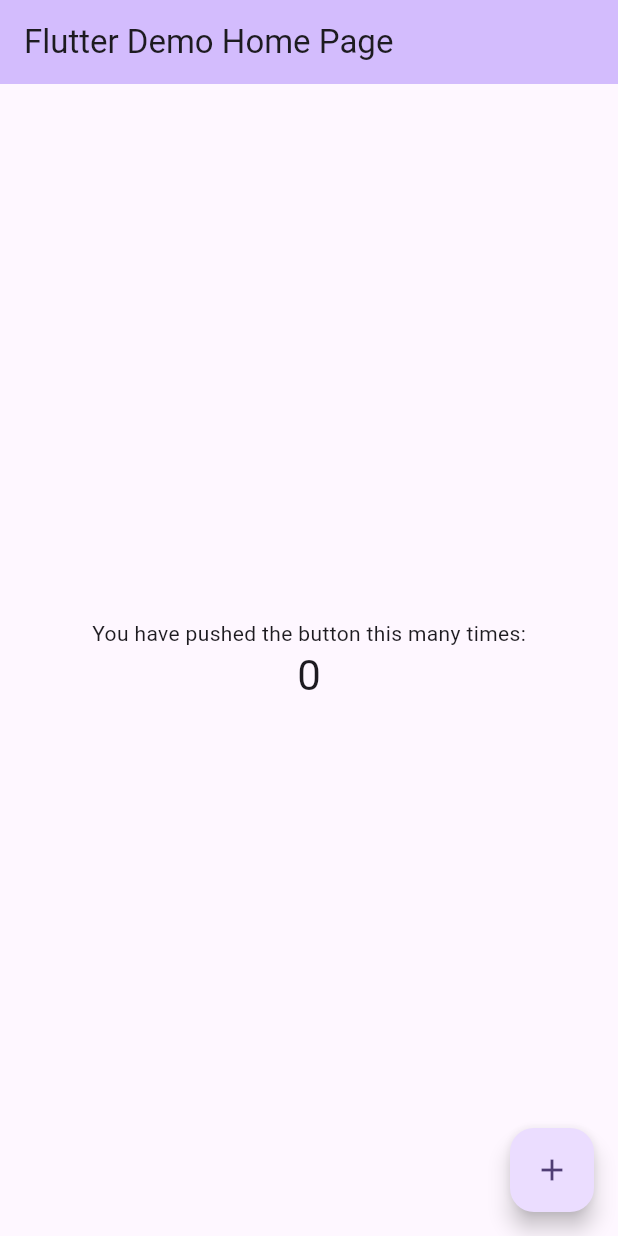
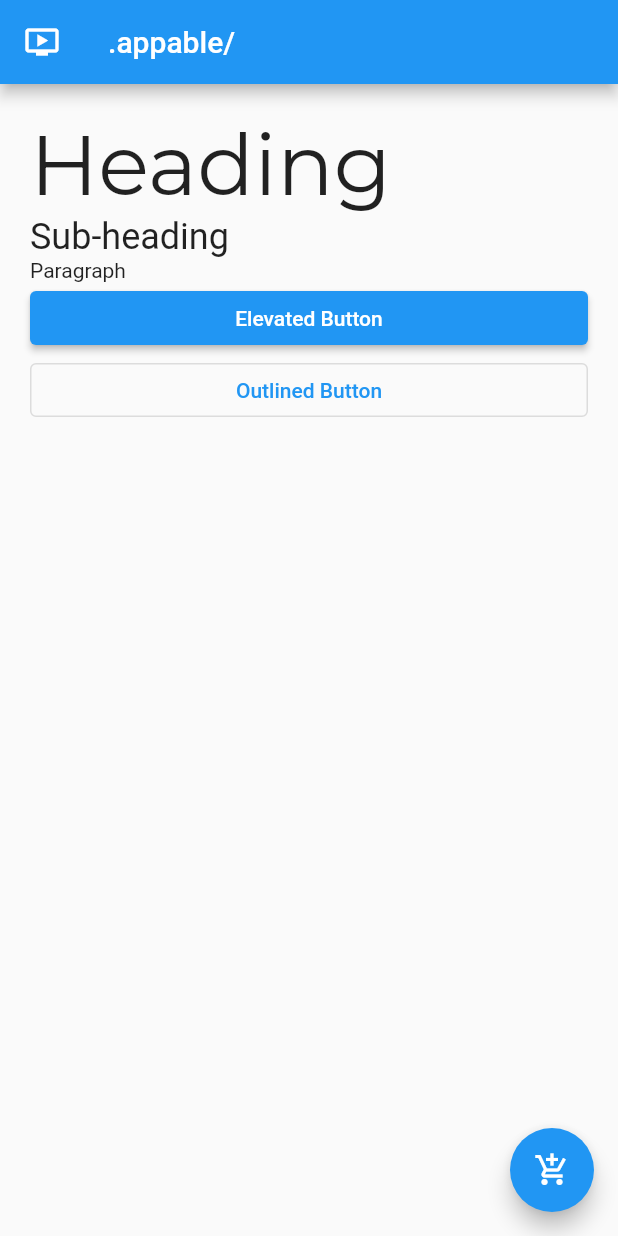
Before and after one commit to sumitmishra0/flutter_firebase_auth, a Flutter app: the screen it shows after launch, on a phone screen of 412 x 824 dp. Run offline on Flutter 3.47's test engine with Material 2 defaults, Android fonts, the phone set to English and light mode, and no system bars; our stand-ins replace google_fonts.

Commit message:
added google_fonts and themes

```diff
--- a/lib/main.dart
+++ b/lib/main.dart
@@ -1,125 +1,46 @@
+import 'package:firbase_auth/src/utils/theme/theme.dart';
 import 'package:flutter/material.dart';
 
 void main() {
-  runApp(const MyApp());
+  runApp(const App());
 }
 
-class MyApp extends StatelessWidget {
-  const MyApp({super.key});
-
-  // This widget is the root of your application.
+class App extends StatelessWidget {
+  const App({super.key});
   @override
   Widget build(BuildContext context) {
     return MaterialApp(
-      title: 'Flutter Demo',
-      theme: ThemeData(
-        // This is the theme of your application.
-        //
-        // TRY THIS: Try running your application with "flutter run". You'll see
-        // the application has a blue toolbar. Then, without quitting the app,
-        // try changing the seedColor in the colorScheme below to Colors.green
-        // and then invoke "hot reload" (save your changes or press the "hot
-        // reload" button in a Flutter-supported IDE, or press "r" if you used
-        // the command line to start the app).
-        //
-        // Notice that the counter didn't reset back to zero; the application
-        // state is not lost during the reload. To reset the state, use hot
-        // restart instead.
-        //
-        // This works for code too, not just values: Most code changes can be
-        // tested with just a hot reload.
-        colorScheme: ColorScheme.fromSeed(seedColor: Colors.deepPurple),
-        useMaterial3: true,
-      ),
-      home: const MyHomePage(title: 'Flutter Demo Home Page'),
+      theme: AppTheme.lightTheme,
+      darkTheme: AppTheme.darkTheme,
+      themeMode: ThemeMode.system,
+      home:  const AppHome(),
     );
   }
 }
 
-class MyHomePage extends StatefulWidget {
-  const MyHomePage({super.key, required this.title});
 
-  // This widget is the home page of your application. It is stateful, meaning
-  // that it has a State object (defined below) that contains fields that affect
-  // how it looks.
-
-  // This class is the configuration for the state. It holds the values (in this
-  // case the title) provided by the parent (in this case the App widget) and
-  // used by the build method of the State. Fields in a Widget subclass are
-  // always marked "final".
-
-  final String title;
-
-  @override
-  State<MyHomePage> createState() => _MyHomePageState();
-}
-
-class _MyHomePageState extends State<MyHomePage> {
-  int _counter = 0;
-
-  void _incrementCounter() {
-    setState(() {
-      // This call to setState tells the Flutter framework that something has
-      // changed in this State, which causes it to rerun the build method below
-      // so that the display can reflect the updated values. If we changed
-      // _counter without calling setState(), then the build method would not be
-      // called again, and so nothing would appear to happen.
-      _counter++;
-    });
-  }
+class AppHome extends StatelessWidget {
+  const AppHome({super.key});
 
   @override
   Widget build(BuildContext context) {
-    // This method is rerun every time setState is called, for instance as done
-    // by the _incrementCounter method above.
-    //
-    // The Flutter framework has been optimized to make rerunning build methods
-    // fast, so that you can just rebuild anything that needs updating rather
-    // than having to individually change instances of widgets.
     return Scaffold(
       appBar: AppBar(
-        // TRY THIS: Try changing the color here to a specific color (to
-        // Colors.amber, perhaps?) and trigger a hot reload to see the AppBar
-        // change color while the other colors stay the same.
-        backgroundColor: Theme.of(context).colorScheme.inversePrimary,
-        // Here we take the value from the MyHomePage object that was created by
-        // the App.build method, and use it to set our appbar title.
-        title: Text(widget.title),
+        title: const Text('.appable/'),
+        leading: const Icon(Icons.ondemand_video),
       ),
-      body: Center(
-        // Center is a layout widget. It takes a single child and positions it
-        // in the middle of the parent.
-        child: Column(
-          // Column is also a layout widget. It takes a list of children and
-          // arranges them vertically. By default, it sizes itself to fit its
-          // children horizontally, and tries to be as tall as its parent.
-          //
-          // Column has various properties to control how it sizes itself and
-          // how it positions its children. Here we use mainAxisAlignment to
-          // center the children vertically; the main axis here is the vertical
-          // axis because Columns are vertical (the cross axis would be
-          // horizontal).
-          //
-          // TRY THIS: Invoke "debug painting" (choose the "Toggle Debug Paint"
-          // action in the IDE, or press "p" in the console), to see the
-          // wireframe for each widget.
-          mainAxisAlignment: MainAxisAlignment.center,
-          children: <Widget>[
-            const Text(
-              'You have pushed the button this many times:',
-            ),
-            Text(
-              '$_counter',
-              style: Theme.of(context).textTheme.headlineMedium,
-            ),
-          ],
-        ),
+      body: Padding(padding: const EdgeInsets.all(20),
+      child: ListView(
+        children: [
+          Text('Heading', style: Theme.of(context).textTheme.displayMedium,),
+          Text('Sub-heading', style: Theme.of(context).textTheme.headlineSmall,),
+          Text("Paragraph", style: Theme.of(context).textTheme.bodyMedium,),
+          ElevatedButton(onPressed: (){}, child: const Text('Elevated Button')),
+          OutlinedButton(onPressed: (){}, child: const Text('Outlined Button'))
+        ],
       ),
-      floatingActionButton: FloatingActionButton(
-        onPressed: _incrementCounter,
-        tooltip: 'Increment',
-        child: const Icon(Icons.add),
-      ), // This trailing comma makes auto-formatting nicer for build methods.
+      ),
+      floatingActionButton: FloatingActionButton(child: const Icon(Icons.add_shopping_cart), onPressed: (){}),
     );
   }
 }
--- /dev/null
+++ b/lib/src/utils/theme/text_theme.dart
@@ -0,0 +1,21 @@
+import 'package:flutter/material.dart';
+import 'package:google_fonts/google_fonts.dart';
+
+class AppTextTheme {
+  static TextTheme lightTheme = TextTheme(
+      displayMedium:GoogleFonts.montserrat(
+        color:  Colors.black87,
+      ),
+      headlineMedium: GoogleFonts.poppins(
+        color:  Colors.black54,
+      ),
+    );
+  static TextTheme darkTheme = TextTheme(
+      displayMedium:GoogleFonts.montserrat(
+        color:  Colors.white70,
+      ),
+      headlineMedium: GoogleFonts.poppins(
+        color:  Colors.white60,
+      ),
+    );
+}
--- /dev/null
+++ b/lib/src/utils/theme/theme.dart
@@ -0,0 +1,33 @@
+import 'package:firbase_auth/src/utils/theme/text_theme.dart';
+import 'package:flutter/material.dart';
+import 'package:google_fonts/google_fonts.dart';
+
+class AppTheme {
+  // making constructor private
+  AppTheme._();
+
+  static ThemeData lightTheme = ThemeData(
+    brightness: Brightness.light,
+    textTheme: AppTextTheme.lightTheme,
+    elevatedButtonTheme: ElevatedButtonThemeData(
+      style: ElevatedButton.styleFrom()
+    ),
+      // primarySwatch: Colors.blue,
+      // primarySwatch: const MaterialColor(0xFFFFE200, <int, Color>{
+      //   50: Color(0x1AFFE200),
+      //   100: Color(0x33FFE200),
+      //   200: Color(0x4DFFE200),
+      //   300: Color(0x66FFE200),
+      //   400: Color(0x80FFE200),
+      //   500: Color(0xFFFFE200),
+      //   600: Color(0x99FFE200),
+      //   700: Color(0xB3FFE200),
+      //   800: Color(0xCCFFE200),
+      //   900: Color(0xE6FFE200),
+      // })
+      );
+  static ThemeData darkTheme = ThemeData(
+    brightness: Brightness.dark,
+    textTheme: AppTextTheme.darkTheme,
+    );
+}
--- a/pubspec.yaml
+++ b/pubspec.yaml
@@ -35,6 +35,7 @@ dependencies:
   # The following adds the Cupertino Icons font to your application.
   # Use with the CupertinoIcons class for iOS style icons.
   cupertino_icons: ^1.0.2
+  google_fonts: ^5.1.0
 
 dev_dependencies:
   flutter_test:
```
Also changed, not shown: pubspec.lock, 11 other files.
